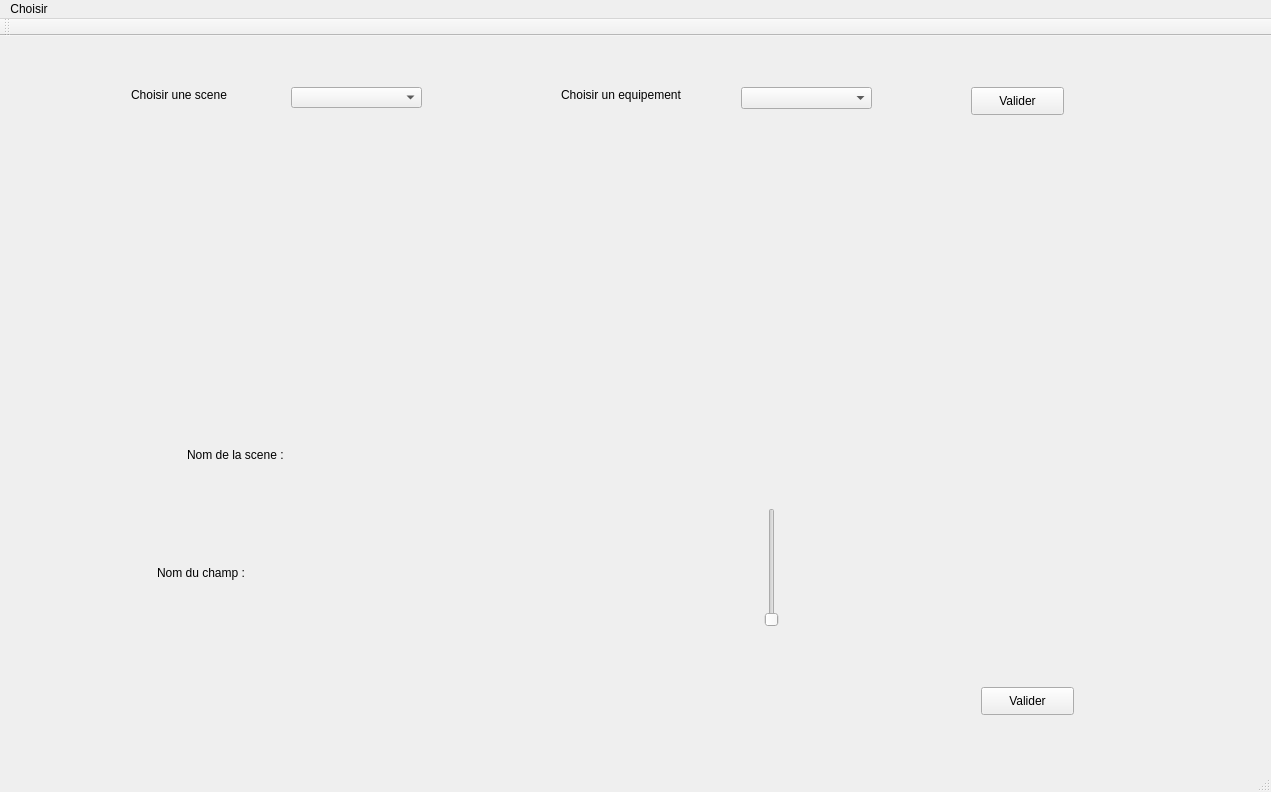
Before: the Qt Designer form IHMC++/DMXProject/DMXProject.ui in fbotel17/DMXProject, drawn with Qt 5.
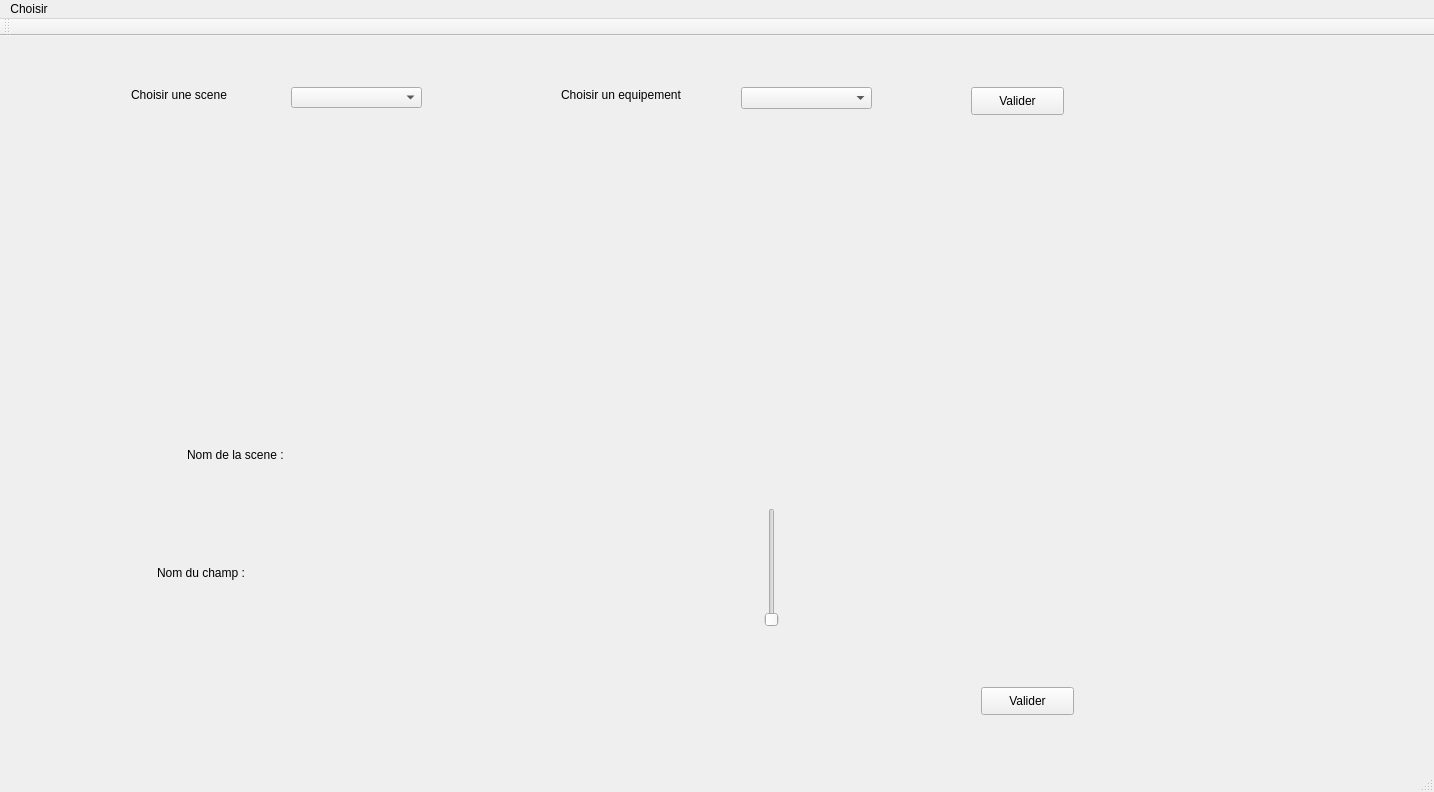
After: the same form once the commit is applied. The open tabs and pages were chosen to show the change.

Commit message: envoi des canaux + bouton fonctionne mais trop sensible

Patch:
```diff
--- a/IHMC++/DMXProject/DMXProject.ui
+++ b/IHMC++/DMXProject/DMXProject.ui
@@ -6,7 +6,7 @@
    <rect>
     <x>0</x>
     <y>0</y>
-    <width>1271</width>
+    <width>1434</width>
     <height>792</height>
    </rect>
   </property>
@@ -600,7 +600,7 @@
     <rect>
      <x>0</x>
      <y>0</y>
-     <width>1271</width>
+     <width>1434</width>
      <height>25</height>
     </rect>
    </property>
```
Left out of the diff: 2 changed lines with no effect on the pictures. The commit also changes 4 other files.
